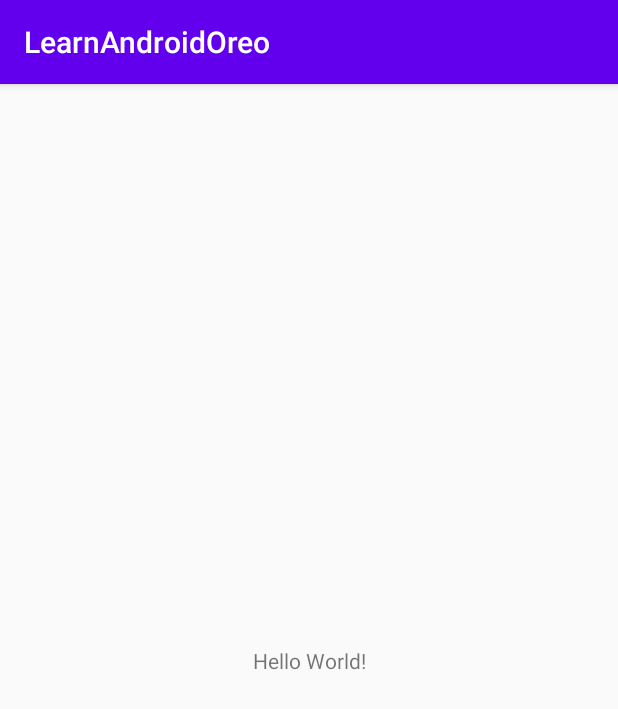
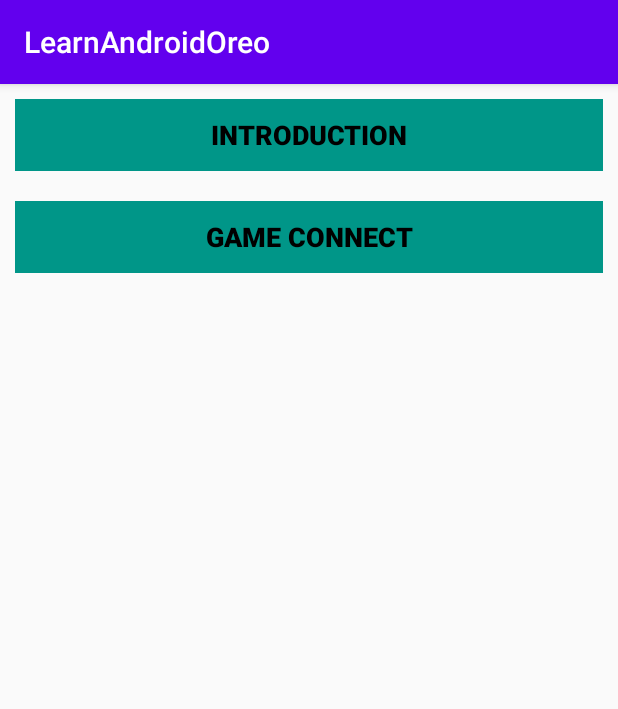
Before and after one commit to aditya-varale/AndroidOreoProject, an Android app: the screen it shows after launch (MainActivity), on a phone screen of 412 x 824 dp. Shown: the top 709 px of the screen. Run offline under Robolectric (Android 15) with nearby library versions, the phone set to English and light mode, and no system bars.

Commit message:
Added Game Connect Game

```diff
--- a/app/src/main/AndroidManifest.xml
+++ b/app/src/main/AndroidManifest.xml
@@ -9,6 +9,7 @@
         android:roundIcon="@mipmap/ic_launcher_round"
         android:supportsRtl="true"
         android:theme="@style/AppTheme">
+        <activity android:name=".GameConnect.GameConnectActivity"></activity>
         <activity android:name=".MainActivity">
             <intent-filter>
                 <action android:name="android.intent.action.MAIN" />
--- a/app/src/main/res/layout/activity_main.xml
+++ b/app/src/main/res/layout/activity_main.xml
@@ -1,18 +1,57 @@
 <?xml version="1.0" encoding="utf-8"?>
-<androidx.constraintlayout.widget.ConstraintLayout xmlns:android="http://schemas.android.com/apk/res/android"
+<LinearLayout xmlns:android="http://schemas.android.com/apk/res/android"
     xmlns:app="http://schemas.android.com/apk/res-auto"
     xmlns:tools="http://schemas.android.com/tools"
     android:layout_width="match_parent"
     android:layout_height="match_parent"
     tools:context=".MainActivity">
 
-    <TextView
-        android:layout_width="wrap_content"
-        android:layout_height="wrap_content"
-        android:text="Hello World!"
-        app:layout_constraintBottom_toBottomOf="parent"
-        app:layout_constraintLeft_toLeftOf="parent"
-        app:layout_constraintRight_toRightOf="parent"
-        app:layout_constraintTop_toTopOf="parent" />
 
-</androidx.constraintlayout.widget.ConstraintLayout>
+    <ScrollView
+        android:layout_width="match_parent"
+        android:layout_height="wrap_content">
+
+        <LinearLayout
+            android:layout_width="match_parent"
+            android:layout_height="match_parent"
+            android:orientation="vertical">
+
+            <LinearLayout
+                android:layout_width="match_parent"
+                android:layout_height="wrap_content"
+                android:padding="10dp">
+
+                <Button
+                    android:layout_width="match_parent"
+                    android:layout_height="wrap_content"
+                    android:background="#009688"
+                    android:onClick="Introduction"
+                    android:padding="10dp"
+                    android:text="Introduction"
+                    android:textColor="@android:color/background_dark"
+                    android:textSize="18sp"
+                    android:textStyle="bold"></Button>
+            </LinearLayout>
+
+            <LinearLayout
+                android:layout_width="match_parent"
+                android:layout_height="wrap_content"
+                android:padding="10dp">
+
+                <Button
+                    android:layout_width="match_parent"
+                    android:layout_height="wrap_content"
+                    android:background="#009688"
+                    android:onClick="GameConnect"
+                    android:padding="10dp"
+                    android:text="Game Connect"
+                    android:textColor="@android:color/background_dark"
+                    android:textSize="18sp"
+                    android:textStyle="bold"></Button>
+            </LinearLayout>
+        </LinearLayout>
+
+    </ScrollView>
+
+
+</LinearLayout>
```
Also changed, not shown: app/src/main/java/com/example/learnandroidoreo/GameConnect/GameConnectActivity.java (added, +127 -0 lines), app/src/main/java/com/example/learnandroidoreo/MainActivity.java (+12 -0 lines), app/src/main/res/layout/activity_game_connect.xml (added, +137 -0 lines), app/src/main/res/drawable/board.png (added), app/src/main/res/drawable/red.png (added), app/src/main/res/drawable/tom.png (added), app/src/main/res/drawable/yellow.png (added), 1 other file.
